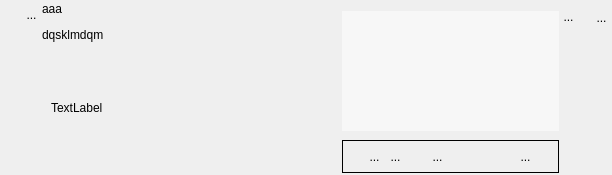
The window that UiQT5/desWidgetPlusieursTuple.ui (SalomePlatform/eficas_tools) describes before a commit, drawn with Qt 5.
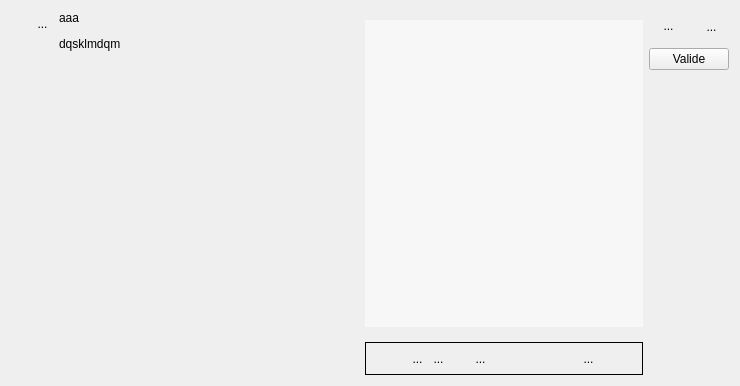
The same window after the commit. Icons and pictures are not drawn. Custom widgets are drawn as their Qt base class.

Patch:
```diff
--- a/UiQT5/desWidgetPlusieursTuple.ui
+++ b/UiQT5/desWidgetPlusieursTuple.ui
@@ -6,12 +6,12 @@
    <rect>
     <x>0</x>
     <y>0</y>
-    <width>612</width>
-    <height>175</height>
+    <width>740</width>
+    <height>386</height>
    </rect>
   </property>
   <property name="sizePolicy">
-   <sizepolicy hsizetype="Preferred" vsizetype="MinimumExpanding">
+   <sizepolicy hsizetype="Preferred" vsizetype="Expanding">
     <horstretch>0</horstretch>
     <verstretch>0</verstretch>
    </sizepolicy>
@@ -26,21 +26,6 @@
    <string>Form</string>
   </property>
   <layout class="QHBoxLayout" name="horizontalLayout_2">
-   <property name="spacing">
-    <number>0</number>
-   </property>
-   <property name="leftMargin">
-    <number>0</number>
-   </property>
-   <property name="topMargin">
-    <number>2</number>
-   </property>
-   <property name="rightMargin">
-    <number>0</number>
-   </property>
-   <property name="bottomMargin">
-    <number>2</number>
-   </property>
    <item>
     <layout class="QVBoxLayout" name="verticalLayout_5">
      <item>
@@ -169,53 +154,28 @@
       </widget>
      </item>
      <item>
-      <widget class="QScrollArea" name="scrollArea_2">
+      <widget class="QLabel" name="monCommentaireLabel">
        <property name="sizePolicy">
         <sizepolicy hsizetype="Fixed" vsizetype="Expanding">
          <horstretch>0</horstretch>
          <verstretch>0</verstretch>
         </sizepolicy>
        </property>
-       <property name="frameShape">
-        <enum>QFrame::NoFrame</enum>
+       <property name="minimumSize">
+        <size>
+         <width>300</width>
+         <height>0</height>
+        </size>
        </property>
-       <property name="frameShadow">
-        <enum>QFrame::Plain</enum>
+       <property name="maximumSize">
+        <size>
+         <width>300</width>
+         <height>16777215</height>
+        </size>
        </property>
-       <property name="widgetResizable">
-        <bool>true</bool>
+       <property name="text">
+        <string>&lt;html&gt;&lt;head/&gt;&lt;body&gt;&lt;p&gt;&lt;br/&gt;&lt;/p&gt;&lt;p&gt;&lt;br/&gt;&lt;/p&gt;&lt;/body&gt;&lt;/html&gt;</string>
        </property>
-       <widget class="QWidget" name="scrollAreaWidgetContents">
-        <property name="geometry">
-         <rect>
-          <x>0</x>
-          <y>0</y>
-          <width>82</width>
-          <height>111</height>
-         </rect>
-        </property>
-        <property name="sizePolicy">
-         <sizepolicy hsizetype="Fixed" vsizetype="Preferred">
-          <horstretch>0</horstretch>
-          <verstretch>0</verstretch>
-         </sizepolicy>
-        </property>
-        <layout class="QVBoxLayout" name="verticalLayout_7">
-         <item>
-          <widget class="QLabel" name="monCommentaireLabel">
-           <property name="sizePolicy">
-            <sizepolicy hsizetype="MinimumExpanding" vsizetype="MinimumExpanding">
-             <horstretch>0</horstretch>
-             <verstretch>0</verstretch>
-            </sizepolicy>
-           </property>
-           <property name="text">
-            <string>TextLabel</string>
-           </property>
-          </widget>
-         </item>
-        </layout>
-       </widget>
       </widget>
      </item>
     </layout>
@@ -262,8 +222,8 @@
             <rect>
              <x>0</x>
              <y>0</y>
-             <width>197</width>
-             <height>110</height>
+             <width>265</width>
+             <height>307</height>
             </rect>
            </property>
            <property name="sizePolicy">
@@ -645,6 +605,13 @@
        </item>
       </layout>
      </item>
+     <item>
+      <widget class="QPushButton" name="PBValideFeuille">
+       <property name="text">
+        <string>Valide</string>
+       </property>
+      </widget>
+     </item>
      <item>
       <spacer name="verticalSpacer_2">
        <property name="orientation">
```
